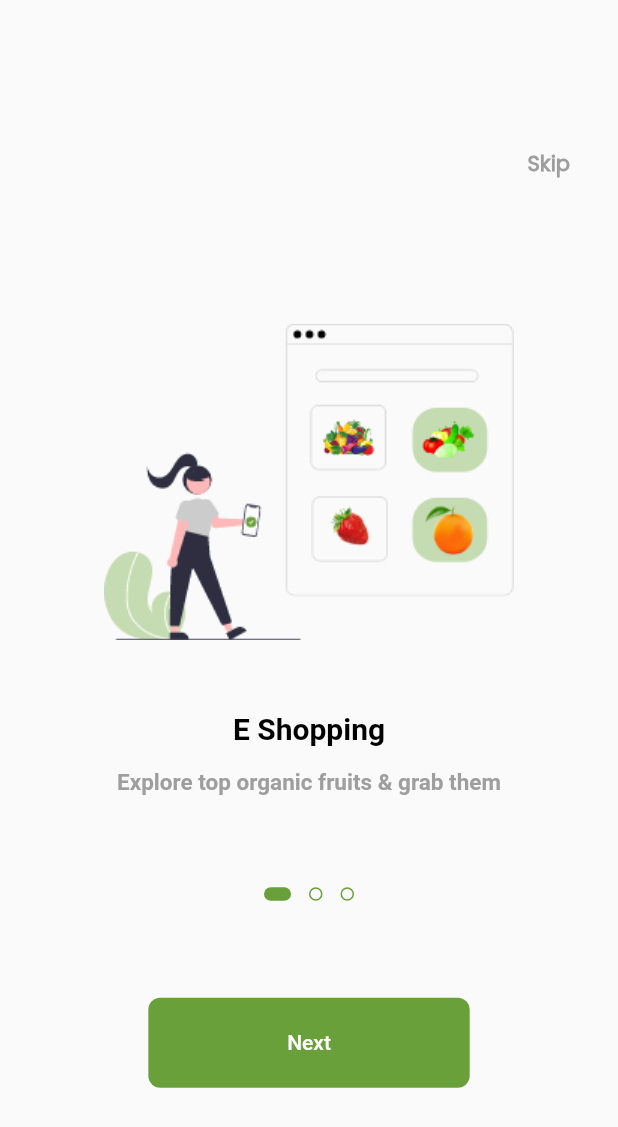
After one commit to yamnizero/Fruit-_Market, a Flutter app: the screen it shows after launch, on a phone screen of 412 x 824 dp. The commit adds this screen. Shown: the top 1127 px of the screen. Run offline on Flutter 3.47's test engine with Material 2 defaults, Android fonts, the phone set to English and light mode, and no system bars; drawn by our look-alikes of dots_indicator; our stand-ins replace get; Roboto replaces fonts that are missing (assets/fonts/Poppins-Regular.ttf).

Commit message:
done onBoarding

```diff
--- /dev/null
+++ b/lib/core/constants.dart
@@ -0,0 +1,3 @@
+import 'package:flutter/material.dart';
+
+const kMainColor = Color(0xFF69A03A);
--- /dev/null
+++ b/lib/core/space_widget.dart
@@ -0,0 +1,26 @@
+import 'package:flutter/material.dart';
+import 'package:fruits_market/core/utils/size_config.dart';
+
+class HorizontalSpace extends StatelessWidget {
+   const HorizontalSpace(this.value);
+  final double? value;
+
+  @override
+  Widget build(BuildContext context) {
+    return SizedBox(
+      width: SizeConfig.defaultSize! * value!,
+    );
+  }
+}
+
+class VerticalSpace extends StatelessWidget {
+  const VerticalSpace(this.value);
+  final double? value;
+
+  @override
+  Widget build(BuildContext context) {
+    return SizedBox(
+      height: SizeConfig.defaultSize! * value!,
+    );
+  }
+}
--- /dev/null
+++ b/lib/core/widgets/widget_buttons.dart
@@ -0,0 +1,33 @@
+import 'package:flutter/material.dart';
+import 'package:fruits_market/core/utils/size_config.dart';
+
+import '../constants.dart';
+
+class WidgetGeneralButton extends StatelessWidget {
+  const WidgetGeneralButton({Key? key, this.text}) : super(key: key);
+
+  final String? text;
+
+  @override
+  Widget build(BuildContext context) {
+    return  Container(
+      height: 60,
+      width: SizeConfig.screenWidth,
+      decoration:  BoxDecoration(
+        color: kMainColor ,
+        borderRadius: BorderRadius.circular(8),
+      ),
+      child:  Center(
+        child:  Text(
+          text!,
+          style: const TextStyle(
+            fontWeight: FontWeight.w500,
+            fontSize: 14,
+            color: Colors.white,
+          ),
+          textAlign: TextAlign.left,
+        ),
+      ),
+    );
+  }
+}
--- a/lib/features/onBoarding/presentation/widgets/on_boarding_body.dart
+++ b/lib/features/onBoarding/presentation/widgets/on_boarding_body.dart
@@ -1,26 +1,73 @@
 import 'package:flutter/material.dart';
 import 'package:fruits_market/core/utils/size_config.dart';
+import 'package:fruits_market/core/widgets/widget_buttons.dart';
 
-class OnBoardingBody extends StatelessWidget {
+import 'widget_dots_indicator.dart';
+import 'widget_page_view.dart';
+
+class OnBoardingBody extends StatefulWidget {
   const OnBoardingBody({Key? key}) : super(key: key);
+
+  @override
+  State<OnBoardingBody> createState() => _OnBoardingBodyState();
+}
+
+class _OnBoardingBodyState extends State<OnBoardingBody>
+{
+   PageController? pageController;
+
+  @override
+  void initState() {
+    pageController = PageController(
+      initialPage: 0,
+    )..addListener(()
+    {
+      setState(() {
+
+      });
+    });
+    super.initState();
+  }
 
   @override
   Widget build(BuildContext context) {
     return Stack(
-      children:  [
+      children: [
+         WidgetPageView(
+          pageController: pageController,
+        ),
         Positioned(
-          top: SizeConfig.defaultSize! * 10,
-          right: 32,
-          child: const Text(
-            'Skip',
-            style: TextStyle(
+          left: 0,
+          right: 0,
+          bottom: SizeConfig.defaultSize! * 22,
+          child:  WidgetDotsIndicator(
+            dotsIndex: pageController!.hasClients ? pageController?.page : 0,
+          ),
+        ),
+        Visibility(
+          visible:pageController!.hasClients ? (pageController?.page == 2 ? false : true): true,
+          child: Positioned(
+            top: SizeConfig.defaultSize! * 10,
+            right: 32,
+            child: const  Text(
+              'Skip',
+              style: TextStyle(
                 fontFamily: 'Poppins',
                 fontWeight: FontWeight.bold,
                 fontSize: 14,
                 color: Colors.grey,
+              ),
+              textAlign: TextAlign.left,
             ),
-            textAlign: TextAlign.left,
           ),
+        ),
+        Positioned(
+            left: SizeConfig.defaultSize! * 10,
+            right: SizeConfig.defaultSize! * 10,
+            bottom: SizeConfig.defaultSize! * 10,
+            child:  WidgetGeneralButton(
+              text: pageController!.hasClients ? (pageController?.page == 2 ? 'Get started' : 'Next') : 'Next' ,
+            ),
         ),
       ],
     );
--- /dev/null
+++ b/lib/features/onBoarding/presentation/widgets/page_view_item.dart
@@ -0,0 +1,41 @@
+import 'package:flutter/material.dart';
+import 'package:fruits_market/core/space_widget.dart';
+import 'package:fruits_market/core/utils/size_config.dart';
+
+class PageViewItem extends StatelessWidget {
+  const PageViewItem ({Key? key, this.title, this.subtitle, this.image}) : super(key: key);
+  final String? title;
+  final String? subtitle;
+  final String? image;
+  @override
+  Widget build(BuildContext context) {
+    return Column(
+      children: [
+        const VerticalSpace(20),
+        SizedBox(
+          height: SizeConfig.defaultSize! * 25,
+            child: Image.asset(image!)),
+        const VerticalSpace(3),
+         Text(
+          title!,
+          style: const  TextStyle(
+            fontWeight: FontWeight.w600,
+            fontSize: 20,
+            color: Colors.black,
+          ),
+          textAlign: TextAlign.left,
+        ),
+        const VerticalSpace(1.5),
+         Text(
+           subtitle!,
+          style: const TextStyle(
+            fontWeight: FontWeight.bold,
+            fontSize: 15,
+            color: Colors.grey,
+          ),
+          textAlign: TextAlign.left,
+        ),
+      ],
+    );
+  }
+}
--- /dev/null
+++ b/lib/features/onBoarding/presentation/widgets/widget_dots_indicator.dart
@@ -0,0 +1,31 @@
+import 'package:dots_indicator/dots_indicator.dart';
+import 'package:flutter/material.dart';
+import 'package:fruits_market/core/constants.dart';
+
+class WidgetDotsIndicator extends StatelessWidget {
+  const WidgetDotsIndicator({Key? key,@required this.dotsIndex}) : super(key: key);
+
+  final double? dotsIndex;
+
+  @override
+  Widget build(BuildContext context) {
+    return DotsIndicator(
+      decorator: DotsDecorator(
+        color: Colors.transparent,
+        activeColor: kMainColor,
+        size: const Size.square(9.0),
+        activeSize: const Size(18.0, 9.0),
+        shape:RoundedRectangleBorder(
+          borderRadius: BorderRadius.circular(8),
+          side: const BorderSide(color: kMainColor),
+        ),
+        activeShape: RoundedRectangleBorder(
+          borderRadius: BorderRadius.circular(8),
+          side: const BorderSide(color:kMainColor),
+        ),
+      ),
+      dotsCount: 3,
+      position: dotsIndex!,
+    );
+  }
+}
--- /dev/null
+++ b/lib/features/onBoarding/presentation/widgets/widget_page_view.dart
@@ -0,0 +1,30 @@
+import 'package:flutter/material.dart';
+import 'package:fruits_market/features/onBoarding/presentation/widgets/page_view_item.dart';
+
+class WidgetPageView extends StatelessWidget {
+  const WidgetPageView({Key? key,@required this.pageController}) : super(key: key);
+  final PageController? pageController;
+  @override
+  Widget build(BuildContext context) {
+    return PageView(
+      controller: pageController,
+      children: const [
+         PageViewItem(
+          image: 'assets/images/onboarding1.png',
+          title:'E Shopping' ,
+          subtitle: 'Explore top organic fruits & grab them',
+        ),
+         PageViewItem(
+          image: 'assets/images/onboarding2.png',
+          title:'Delivery on the way' ,
+          subtitle: 'Get your order by speed delivery',
+        ),
+         PageViewItem(
+          image: 'assets/images/onboarding3.png',
+          title:'Delivery Arrived' ,
+          subtitle: 'Order is arrived your place  ',
+        ),
+      ],
+    );
+  }
+}
--- a/lib/features/splash/presentation/splash_view.dart
+++ b/lib/features/splash/presentation/splash_view.dart
@@ -1,4 +1,5 @@
 import 'package:flutter/material.dart';
+import 'package:fruits_market/core/constants.dart';
 
 import 'widgets/splash_body.dart';
 
@@ -8,7 +9,7 @@ class SplashView extends StatelessWidget {
   @override
   Widget build(BuildContext context) {
     return const Scaffold(
-      backgroundColor: Color(0xFF69A03A),
+      backgroundColor: kMainColor,
       body: SplashViewBody(),
     );
   }
--- a/lib/features/splash/presentation/widgets/splash_body.dart
+++ b/lib/features/splash/presentation/widgets/splash_body.dart
@@ -46,7 +46,6 @@ class _SplashViewBodyState extends State<SplashViewBody>
           child: const Text(
             'Fruit Market',
             style: TextStyle(
-                fontFamily: 'Poppins',
                 fontWeight: FontWeight.bold,
                 fontSize: 51,
                 color: Color(0xffffffff)),
--- a/lib/main.dart
+++ b/lib/main.dart
@@ -13,9 +13,10 @@ class FruitsMarket extends StatelessWidget {
 
   @override
   Widget build(BuildContext context) {
-    return const GetMaterialApp(
+    return  GetMaterialApp(
+      theme: ThemeData(fontFamily: 'assets/fonts/Poppins-Regular.ttf'),
       debugShowCheckedModeBanner: false,
-      home: SplashView(),
+      home: const SplashView(),
     );
   }
 }
```
Also changed, not shown: pubspec.yaml (+6 -5 lines), assets/fonts/Poppins-Regular.ttf (renamed from assets/font/Poppins-Regular.ttf), pubspec.lock.
